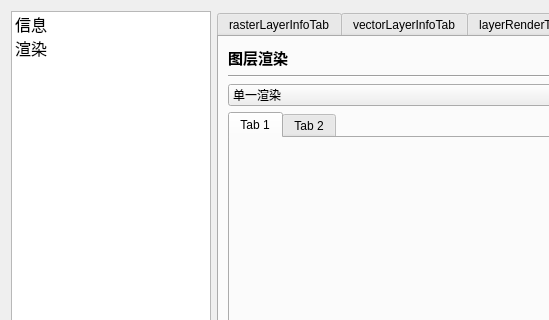
The window that ui/LayerPropWindow.ui (MasaHiroSaber/PyQGIS_Development) describes before a commit, drawn with Qt 5; both pictures show x 0 to 549 and y 0 to 320 of the 882 by 909 pixel window.
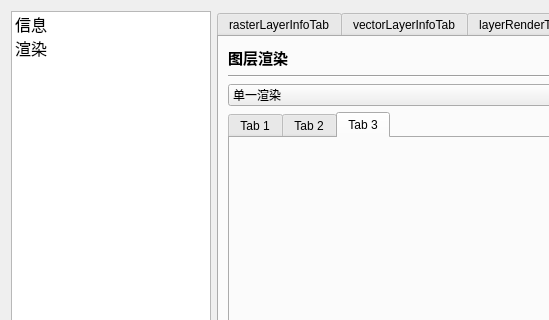
The same window after the commit. The open tabs and pages were chosen to show the change.

```diff
--- a/ui/LayerPropWindow.ui
+++ b/ui/LayerPropWindow.ui
@@ -720,6 +720,16 @@
                </item>
               </layout>
              </widget>
+             <widget class="QWidget" name="graduatedRender">
+              <attribute name="title">
+               <string>Tab 3</string>
+              </attribute>
+              <layout class="QVBoxLayout" name="verticalLayout_2">
+               <item>
+                <layout class="QVBoxLayout" name="graduatedRenderLayout"/>
+               </item>
+              </layout>
+             </widget>
             </widget>
            </item>
           </layout>
```
Left out of the diff: 7 changed lines with no effect on the pictures.
